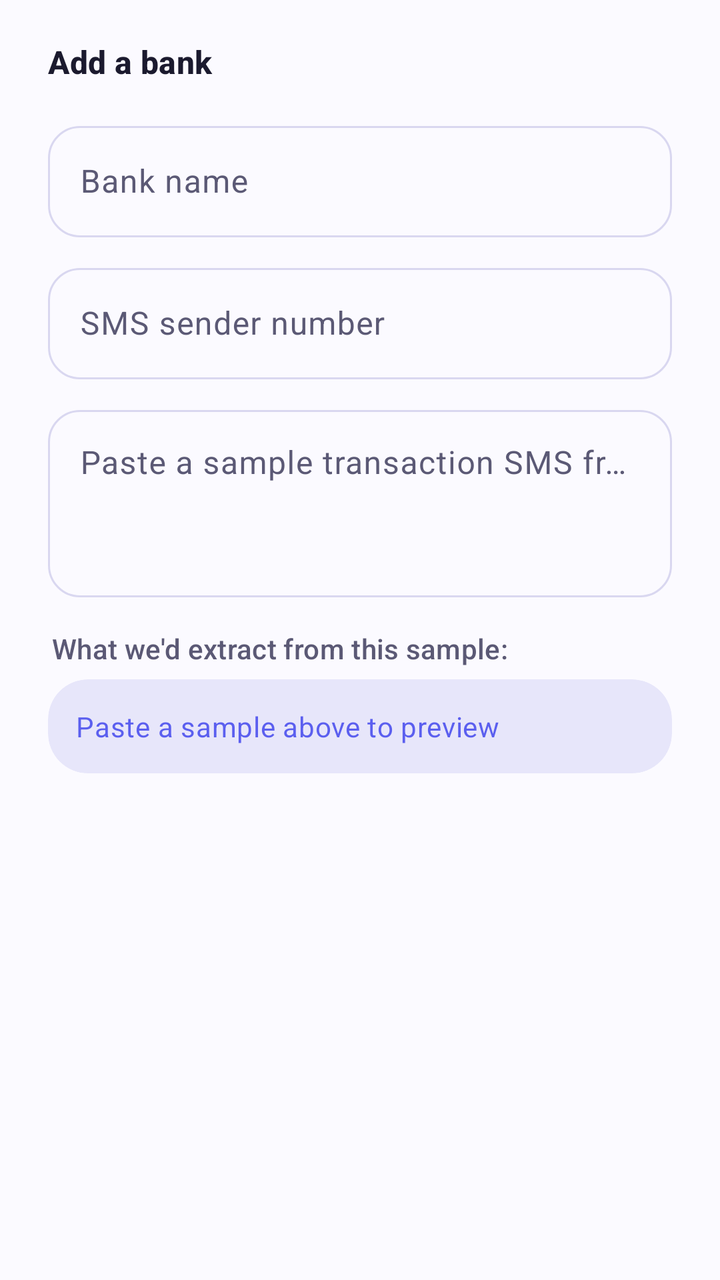
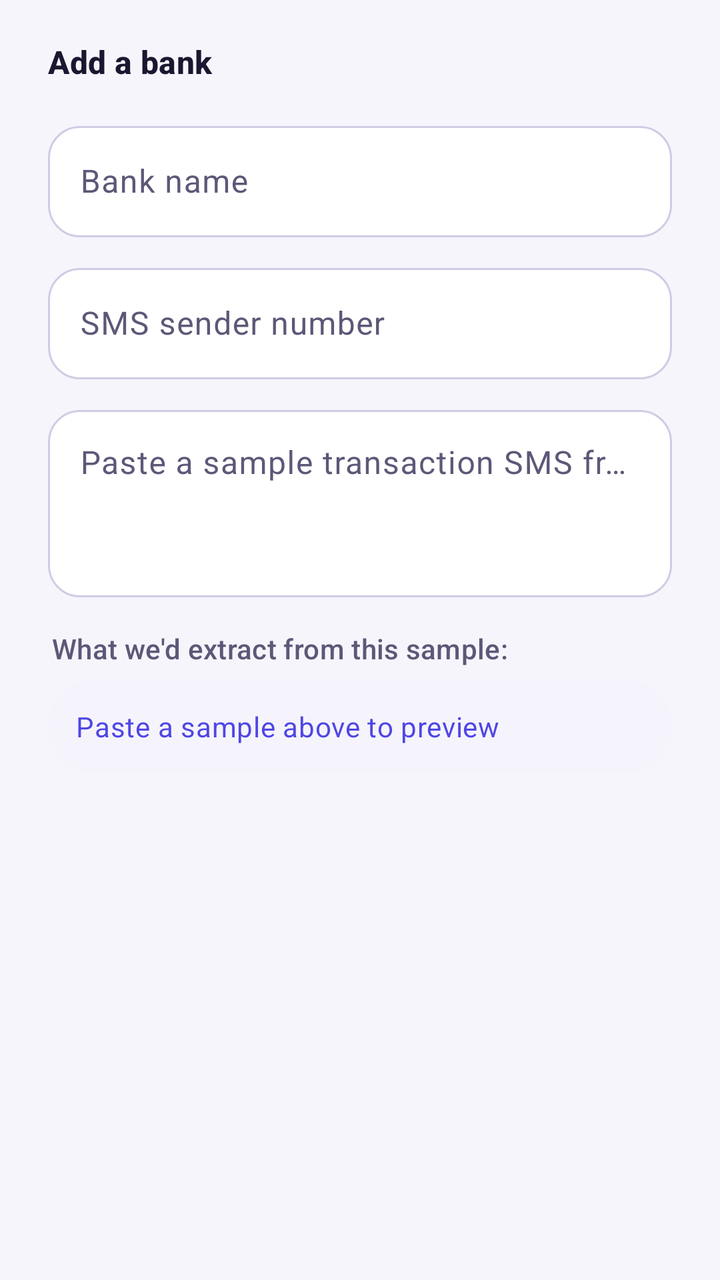

The first picture is an Android layout as it rendered before a commit; the second is the same layout after the commit. The layout source and the unified diff follow.
<!-- AndroidManifest.xml: application theme Theme.ExpenseTracker -->
<!-- res/layout/dialog_add_bank.xml -->
<?xml version="1.0" encoding="utf-8"?>
<ScrollView xmlns:android="http://schemas.android.com/apk/res/android"
    xmlns:app="http://schemas.android.com/apk/res-auto"
    android:layout_width="match_parent"
    android:layout_height="wrap_content"
    android:maxHeight="560dp">

    <LinearLayout
        android:layout_width="match_parent"
        android:layout_height="wrap_content"
        android:orientation="vertical"
        android:paddingStart="24dp"
        android:paddingEnd="24dp"
        android:paddingTop="20dp"
        android:paddingBottom="8dp">

        <TextView
            android:layout_width="match_parent"
            android:layout_height="wrap_content"
            android:textAppearance="?attr/textAppearanceTitleMedium"
            android:textColor="?attr/colorOnSurface"
            android:textStyle="bold"
            android:text="@string/dialog_add_bank_title" />

        <com.google.android.material.textfield.TextInputLayout
            style="@style/Widget.Material3.TextInputLayout.OutlinedBox"
            app:shapeAppearanceOverlay="@style/ShapeAppearanceOverlay.App.RoundedField"
            android:layout_width="match_parent"
            android:layout_height="wrap_content"
            android:layout_marginTop="16dp"
            android:hint="@string/hint_bank_label">

            <com.google.android.material.textfield.TextInputEditText
                android:id="@+id/etBankLabel"
                android:layout_width="match_parent"
                android:layout_height="wrap_content"
                android:textDirection="locale"
                android:inputType="text" />
        </com.google.android.material.textfield.TextInputLayout>

        <com.google.android.material.textfield.TextInputLayout
            style="@style/Widget.Material3.TextInputLayout.OutlinedBox"
            app:shapeAppearanceOverlay="@style/ShapeAppearanceOverlay.App.RoundedField"
            android:layout_width="match_parent"
            android:layout_height="wrap_content"
            android:layout_marginTop="10dp"
            android:hint="@string/hint_bank_sender">

            <com.google.android.material.textfield.TextInputEditText
                android:id="@+id/etBankSender"
                android:layout_width="match_parent"
                android:layout_height="wrap_content"
                android:inputType="text" />
        </com.google.android.material.textfield.TextInputLayout>

        <com.google.android.material.textfield.TextInputLayout
            style="@style/Widget.Material3.TextInputLayout.OutlinedBox"
            app:shapeAppearanceOverlay="@style/ShapeAppearanceOverlay.App.RoundedField"
            android:layout_width="match_parent"
            android:layout_height="wrap_content"
            android:layout_marginTop="10dp"
            android:hint="@string/hint_bank_sample">

            <com.google.android.material.textfield.TextInputEditText
                android:id="@+id/etBankSample"
                android:layout_width="match_parent"
                android:layout_height="wrap_content"
                android:minLines="3"
                android:gravity="top"
                android:textDirection="locale"
                android:inputType="textMultiLine" />
        </com.google.android.material.textfield.TextInputLayout>

        <TextView
            android:layout_width="match_parent"
            android:layout_height="wrap_content"
            android:layout_marginTop="16dp"
            android:layout_marginStart="2dp"
            android:textAppearance="?attr/textAppearanceLabelLarge"
            android:textColor="?attr/colorOnSurfaceVariant"
            android:text="@string/preview_bank_sample_title" />

        <com.google.android.material.card.MaterialCardView
            android:layout_width="match_parent"
            android:layout_height="wrap_content"
            android:layout_marginTop="6dp"
            android:layout_marginBottom="8dp"
            app:cardBackgroundColor="?attr/colorSurfaceVariant"
            app:cardCornerRadius="@dimen/corner_card"
            app:cardElevation="0dp"
            app:strokeWidth="0dp">

            <TextView
                android:id="@+id/tvBankSamplePreview"
                android:layout_width="match_parent"
                android:layout_height="wrap_content"
                android:padding="14dp"
                android:textAppearance="?attr/textAppearanceBodyMedium"
                android:textColor="?attr/colorPrimary"
                android:textDirection="locale"
                android:text="@string/preview_bank_sample_empty" />
        </com.google.android.material.card.MaterialCardView>

    </LinearLayout>
</ScrollView>
<!-- resources referenced by this layout -->
<resources>
  <dimen name="corner_card">20dp</dimen>
  <string name="dialog_add_bank_title">Add a bank</string>
  <string name="hint_bank_label">Bank name</string>
  <string name="hint_bank_sender">SMS sender number</string>
  <string name="preview_bank_sample_empty">Paste a sample above to preview</string>
  <style name="Theme.ExpenseTracker" parent="Theme.Material3.DayNight.NoActionBar">
          <item name="colorPrimary">@color/purple</item>
          <item name="colorOnPrimary">@color/white</item>
          <item name="colorSecondary">@color/teal</item>
          <item name="colorOnSecondary">@color/white</item>
          <item name="colorSurface">@color/surface</item>
          <item name="colorOnSurface">@color/text_primary</item>
          <item name="colorSurfaceVariant">@color/surface_light</item>
          <item name="colorOnSurfaceVariant">@color/text_secondary</item>
          <item name="colorOutline">@color/divider</item>
          <item name="colorError">@color/red</item>
          <item name="android:windowBackground">@color/background</item>
          <item name="android:colorBackground">@color/background</item>
          <item name="android:textColorPrimary">@color/text_primary</item>
          <item name="android:textColorSecondary">@color/text_secondary</item>
          <item name="android:textColorHint">@color/text_secondary</item>
          <item name="android:statusBarColor">@android:color/transparent</item>
          <item name="android:navigationBarColor">@android:color/transparent</item>
          <item name="materialAlertDialogTheme">@style/ThemeOverlay.App.Dialog</item>
      </style>
  <color name="purple">#5B5FEF</color>
  <color name="white">#FFFFFF</color>
  <color name="teal">#FF8A5B</color>
  <color name="surface">#F1F1FC</color>
  <color name="text_primary">#1B1A2E</color>
  <color name="surface_light">#E7E6FA</color>
  <color name="text_secondary">#5B5975</color>
  <color name="divider">#D9D7F0</color>
  <color name="red">#D8483E</color>
  <color name="background">#FBFAFF</color>
  <style name="ShapeAppearanceOverlay.App.RoundedCard" parent="">
          <item name="cornerFamily">rounded</item>
          <item name="cornerSize">28dp</item>
      </style>
  <!-- unchanged entries left out for length: 5 -->
</resources>

<!-- the commit's change to res/layout/dialog_add_bank.xml (unified diff, before → after) -->
@@ -23,7 +23,7 @@
             android:text="@string/dialog_add_bank_title" />
 
         <com.google.android.material.textfield.TextInputLayout
-            style="@style/Widget.Material3.TextInputLayout.OutlinedBox"
+            style="@style/Widget.Material3.TextInputLayout.OutlinedBox" app:boxBackgroundColor="?attr/colorSurfaceContainerLowest"
             app:shapeAppearanceOverlay="@style/ShapeAppearanceOverlay.App.RoundedField"
             android:layout_width="match_parent"
             android:layout_height="wrap_content"
@@ -39,7 +39,7 @@
         </com.google.android.material.textfield.TextInputLayout>
 
         <com.google.android.material.textfield.TextInputLayout
-            style="@style/Widget.Material3.TextInputLayout.OutlinedBox"
+            style="@style/Widget.Material3.TextInputLayout.OutlinedBox" app:boxBackgroundColor="?attr/colorSurfaceContainerLowest"
             app:shapeAppearanceOverlay="@style/ShapeAppearanceOverlay.App.RoundedField"
             android:layout_width="match_parent"
             android:layout_height="wrap_content"
@@ -54,7 +54,7 @@
         </com.google.android.material.textfield.TextInputLayout>
 
         <com.google.android.material.textfield.TextInputLayout
-            style="@style/Widget.Material3.TextInputLayout.OutlinedBox"
+            style="@style/Widget.Material3.TextInputLayout.OutlinedBox" app:boxBackgroundColor="?attr/colorSurfaceContainerLowest"
             app:shapeAppearanceOverlay="@style/ShapeAppearanceOverlay.App.RoundedField"
             android:layout_width="match_parent"
             android:layout_height="wrap_content"
@@ -85,7 +85,7 @@
             android:layout_height="wrap_content"
             android:layout_marginTop="6dp"
             android:layout_marginBottom="8dp"
-            app:cardBackgroundColor="?attr/colorSurfaceVariant"
+            app:cardBackgroundColor="?attr/colorSurfaceContainerLow"
             app:cardCornerRadius="@dimen/corner_card"
             app:cardElevation="0dp"
             app:strokeWidth="0dp">
<!-- resource entries referenced after the edit -->
@@ -1,6 +1,6 @@
 <!-- resources referenced by this layout -->
 <resources>
-  <dimen name="corner_card">20dp</dimen>
+  <dimen name="corner_card">24dp</dimen>
   <string name="dialog_add_bank_title">Add a bank</string>
   <string name="hint_bank_label">Bank name</string>
   <string name="hint_bank_sender">SMS sender number</string>
@@ -8,14 +8,29 @@
   <style name="Theme.ExpenseTracker" parent="Theme.Material3.DayNight.NoActionBar">
           <item name="colorPrimary">@color/purple</item>
           <item name="colorOnPrimary">@color/white</item>
+          <item name="colorPrimaryContainer">@color/primary_container</item>
+          <item name="colorOnPrimaryContainer">@color/on_primary_container</item>
           <item name="colorSecondary">@color/teal</item>
           <item name="colorOnSecondary">@color/white</item>
+          <item name="colorSecondaryContainer">@color/secondary_container</item>
+          <item name="colorOnSecondaryContainer">@color/on_secondary_container</item>
+          <item name="colorTertiary">@color/rose</item>
+          <item name="colorOnTertiary">@color/white</item>
+          <item name="colorTertiaryContainer">@color/tertiary_container</item>
+          <item name="colorOnTertiaryContainer">@color/on_tertiary_container</item>
           <item name="colorSurface">@color/surface</item>
           <item name="colorOnSurface">@color/text_primary</item>
-          <item name="colorSurfaceVariant">@color/surface_light</item>
+          <item name="colorSurfaceVariant">@color/surface_container_high</item>
           <item name="colorOnSurfaceVariant">@color/text_secondary</item>
+          <item name="colorSurfaceContainerLowest">@color/surface_container_lowest</item>
+          <item name="colorSurfaceContainerLow">@color/surface_container_low</item>
+          <item name="colorSurfaceContainer">@color/surface_container</item>
+          <item name="colorSurfaceContainerHigh">@color/surface_container_high</item>
+          <item name="colorSurfaceContainerHighest">@color/surface_container_highest</item>
           <item name="colorOutline">@color/divider</item>
+          <item name="colorOutlineVariant">@color/outline_variant</item>
           <item name="colorError">@color/red</item>
+          <item name="elevationOverlayEnabled">true</item>
           <item name="android:windowBackground">@color/background</item>
           <item name="android:colorBackground">@color/background</item>
           <item name="android:textColorPrimary">@color/text_primary</item>
@@ -25,19 +40,31 @@
           <item name="android:navigationBarColor">@android:color/transparent</item>
           <item name="materialAlertDialogTheme">@style/ThemeOverlay.App.Dialog</item>
       </style>
-  <color name="purple">#5B5FEF</color>
+  <color name="purple">#4F46E5</color>
   <color name="white">#FFFFFF</color>
-  <color name="teal">#FF8A5B</color>
-  <color name="surface">#F1F1FC</color>
-  <color name="text_primary">#1B1A2E</color>
-  <color name="surface_light">#E7E6FA</color>
-  <color name="text_secondary">#5B5975</color>
-  <color name="divider">#D9D7F0</color>
+  <color name="primary_container">#E0E7FF</color>
+  <color name="on_primary_container">#1E1B4B</color>
+  <color name="teal">#0EA5A5</color>
+  <color name="secondary_container">#CCFBF1</color>
+  <color name="on_secondary_container">#042F2E</color>
+  <color name="rose">#E11D48</color>
+  <color name="tertiary_container">#FFE4E6</color>
+  <color name="on_tertiary_container">#4C0519</color>
+  <color name="surface">#FBFAFF</color>
+  <color name="text_primary">#1A1730</color>
+  <color name="surface_container_high">#E8E6F5</color>
+  <color name="text_secondary">#5C5878</color>
+  <color name="surface_container_lowest">#FFFFFF</color>
+  <color name="surface_container_low">#F5F4FC</color>
+  <color name="surface_container">#EFEDF9</color>
+  <color name="surface_container_highest">#E1DFEF</color>
+  <color name="divider">#CFCCE4</color>
+  <color name="outline_variant">#E2DFF1</color>
   <color name="red">#D8483E</color>
-  <color name="background">#FBFAFF</color>
+  <color name="background">#F6F5FC</color>
   <style name="ShapeAppearanceOverlay.App.RoundedCard" parent="">
           <item name="cornerFamily">rounded</item>
-          <item name="cornerSize">28dp</item>
+          <item name="cornerSize">32dp</item>
       </style>
   <!-- unchanged entries left out for length: 5 -->
 </resources>
